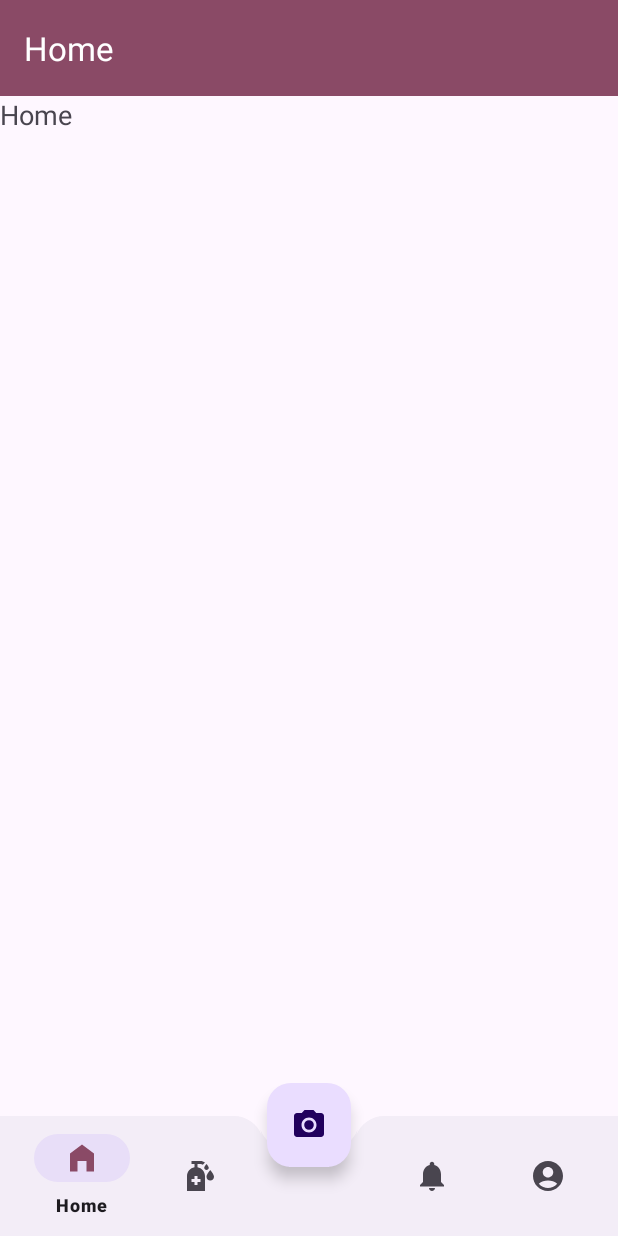
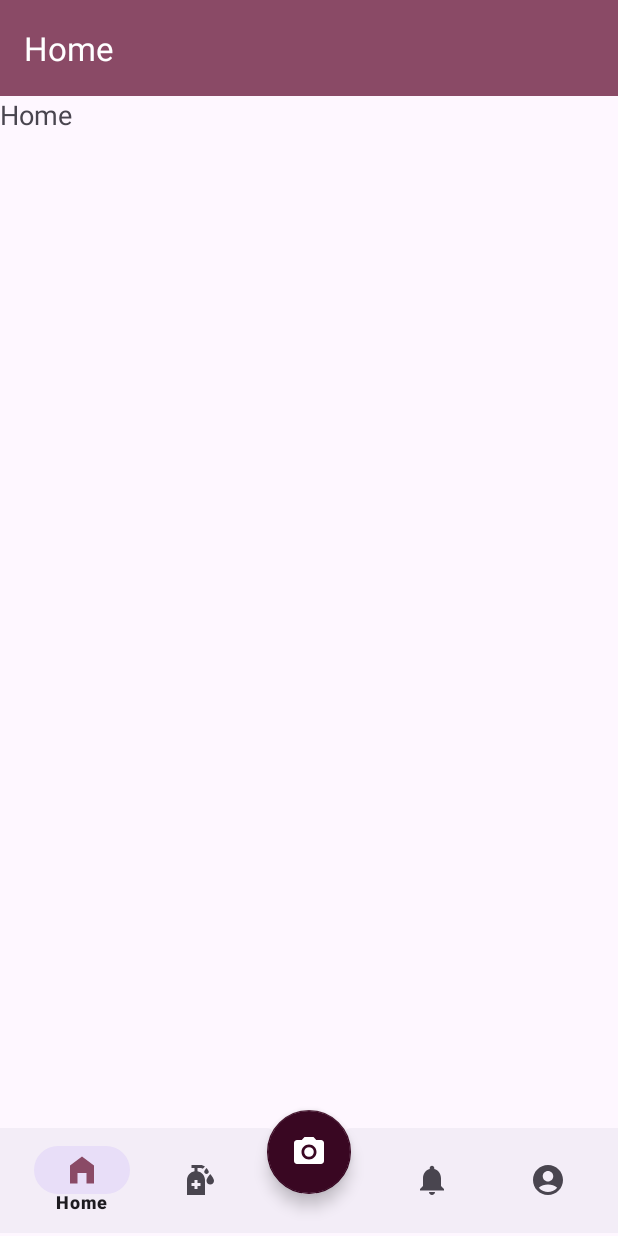
Before and after one commit to SkinPal/MD-App-Development, an Android app: the screen it shows after launch (MainActivity), on a phone screen of 412 x 824 dp. Run offline under Robolectric (Android 15) with nearby library versions, the phone set to English and light mode, and no system bars; our stand-ins replace navigation-ui.

Commit message:
change fab style

```diff
--- a/app/src/main/res/layout/activity_main.xml
+++ b/app/src/main/res/layout/activity_main.xml
@@ -43,9 +43,10 @@
         <com.google.android.material.bottomappbar.BottomAppBar
             android:id="@+id/navbar"
             android:layout_width="match_parent"
-            android:layout_height="80dp"
-            android:layout_marginTop="30dp"
-            app:fabCradleRoundedCornerRadius="20dp"
+            android:layout_height="70dp"
+            android:layout_marginTop="20dp"
+            app:fabCradleMargin="0dp"
+            app:fabCradleRoundedCornerRadius="5dp"
             app:fabAlignmentMode="center"
             app:fabAnchorMode="cradle">
 
@@ -67,9 +68,12 @@
             android:layout_height="wrap_content"
             android:layout_marginTop="20dp"
             android:clickable="true"
+            android:focusable="true"
             android:scaleType="center"
             android:src="@drawable/icon_camera"
             app:layout_anchor="@+id/navbar"
+            style="@style/CustomFAB"
+            app:fabSize="auto"
             app:layout_anchorGravity="center"
             tools:ignore="ContentDescription" />
     </androidx.coordinatorlayout.widget.CoordinatorLayout>
--- /dev/null
+++ b/app/src/main/res/values/style.xml
@@ -0,0 +1,12 @@
+<?xml version="1.0" encoding="utf-8"?>
+<resources>
+    <style name="CustomFAB" parent="Widget.MaterialComponents.FloatingActionButton">
+        <item name="shapeAppearanceOverlay">@style/ShapeAppearance.Custom.FAB</item>
+        <item name="backgroundTint">@color/on_primary_container</item>
+    </style>
+
+    <!-- Define the custom shape -->
+    <style name="ShapeAppearance.Custom.FAB" parent="ShapeAppearance.MaterialComponents.SmallComponent">
+        <item name="cornerSize">50%</item> <!-- This makes it a circular FAB -->
+    </style>
+</resources>
```
